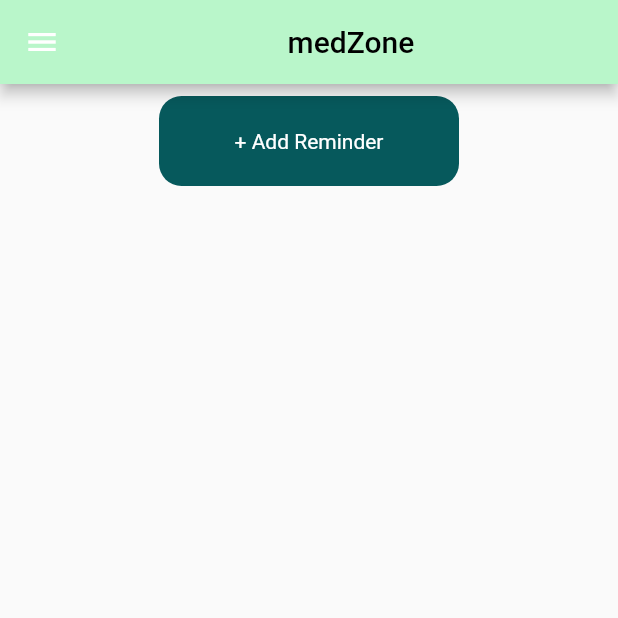
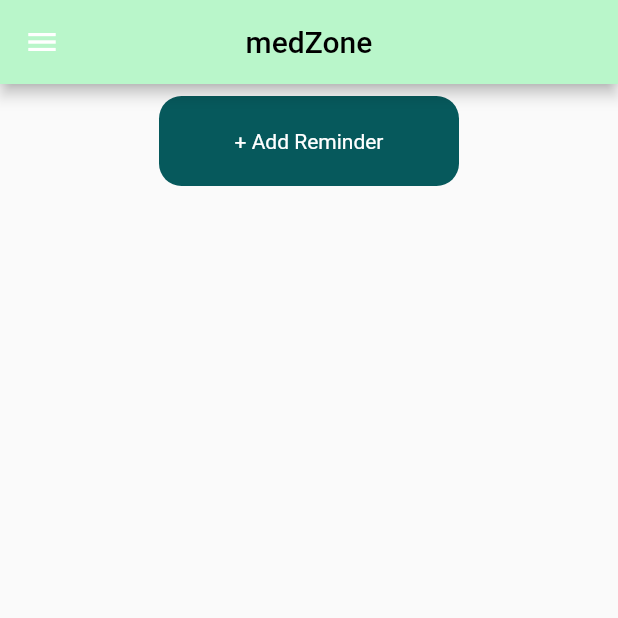
Before and after one commit to Deepshikha2002/my-medZone, a Flutter app: the screen it shows after launch, on a phone screen of 412 x 824 dp, the top half of it. Run offline on Flutter 3.47's test engine with Material 2 defaults, Android fonts, the phone set to English and light mode, and no system bars; our stand-ins replace file_picker, firebase_core, firebase_database, firebase_storage, flutter_local_notifications, flutter_native_timezone and 8 more; missing offline and left inert: advance_pdf_viewer; accounts and stored records are empty.

Commit message:
listtile ui

```diff
--- a/lib/homepage.dart
+++ b/lib/homepage.dart
@@ -22,10 +22,11 @@ class _HomepageState extends State<Homepage> {
     return Scaffold(
       drawer: NavDrawer(),
       appBar: AppBar(
-        title: Center(child: Text('medZone',
+        title:  Text('medZone',
          style: TextStyle(
            color: Colors.black,
-         ),)),
+         ),),
+        centerTitle:true,
         backgroundColor: Colors.greenAccent[100],
       ),
       body: Column(
```
Also changed, not shown: lib/screens/contacts.dart (+6 -5 lines).
